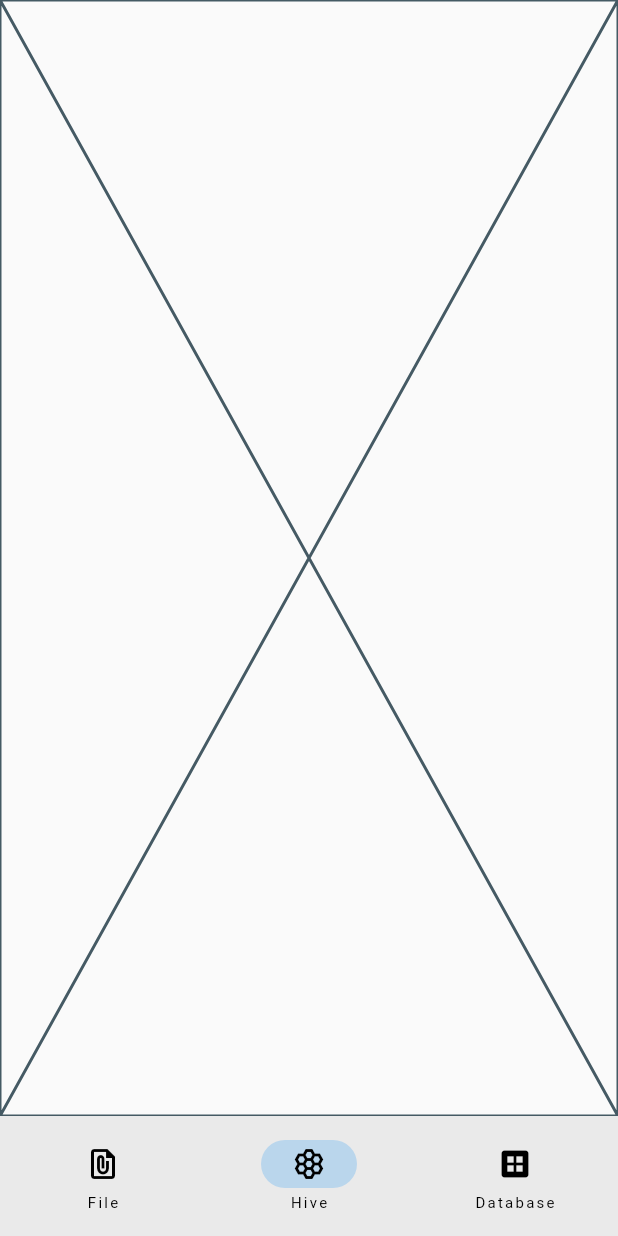
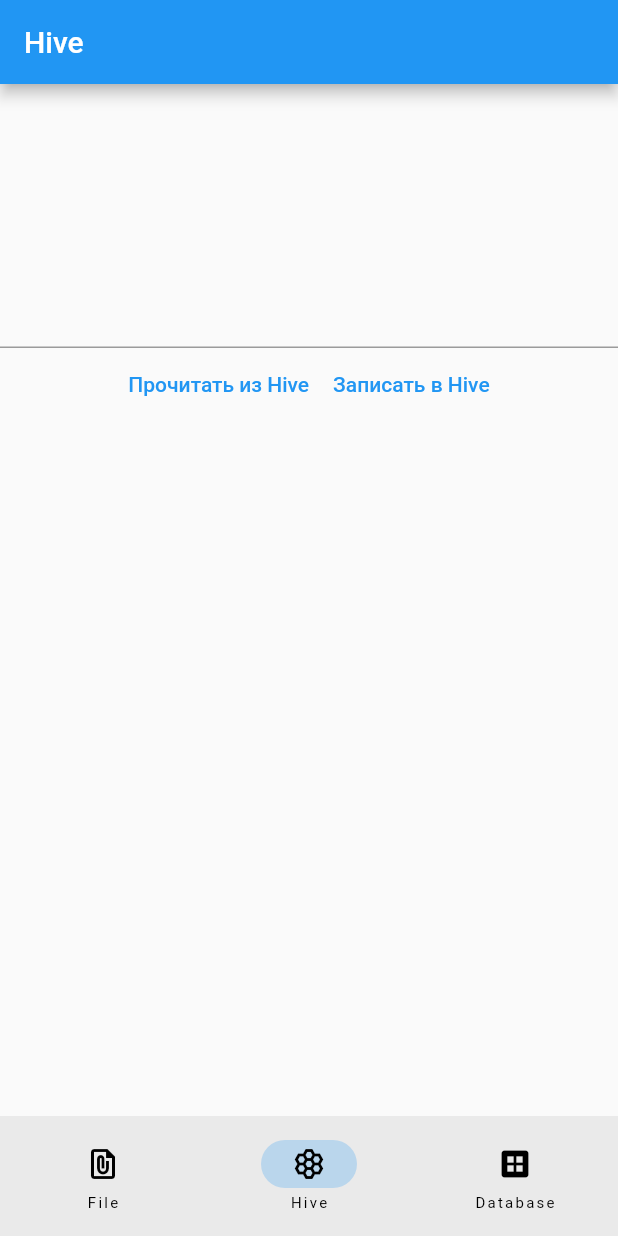
Before and after one commit to Bachar-official/flutter_education, a Flutter app: the screen it shows after launch, item 2 of the bottom bar chosen, on a phone screen of 412 x 824 dp. Run offline on Flutter 3.47's test engine with Material 2 defaults, Android fonts, the phone set to English and light mode, and no system bars; our stand-ins replace hive_flutter; accounts and stored records are empty.

Commit message:
hive works

```diff
--- a/lib/hive.dart
+++ b/lib/hive.dart
@@ -1,10 +1,63 @@
 import 'package:flutter/material.dart';
+import 'package:hive_flutter/hive_flutter.dart';
 
-class HiveExample extends StatelessWidget {
+class HiveExample extends StatefulWidget {
   const HiveExample({Key? key}) : super(key: key);
 
   @override
+  State<HiveExample> createState() => _HiveExampleState();
+}
+
+class _HiveExampleState extends State<HiveExample> {
+  String text = '';
+  Box settingsBox = Hive.box('settings');
+  final TextEditingController _controller = TextEditingController();
+
+  void _readSettings() {
+    text = settingsBox.get('text', defaultValue: '');
+    setState(() {});
+    _controller.text = text;
+  }
+
+  void _writeSettings() async {
+    await settingsBox.put('text', text);
+  }
+
+  void setText(String newText) {
+    text = newText;
+    setState(() {});
+  }
+
+  @override
   Widget build(BuildContext context) {
-    return const Placeholder();
+    return Scaffold(
+      appBar: AppBar(
+        title: const Text('Hive'),
+      ),
+      body: Center(
+        child: Column(
+          children: [
+            TextField(
+              controller: _controller,
+              onChanged: setText,
+              maxLines: 8,
+            ),
+            Row(
+              mainAxisAlignment: MainAxisAlignment.center,
+              children: [
+                TextButton(
+                  onPressed: _readSettings,
+                  child: const Text('Прочитать из Hive'),
+                ),
+                TextButton(
+                  onPressed: _writeSettings,
+                  child: const Text('Записать в Hive'),
+                ),
+              ],
+            ),
+          ],
+        ),
+      ),
+    );
   }
 }
--- a/lib/main.dart
+++ b/lib/main.dart
@@ -2,8 +2,11 @@ import 'package:flutter/material.dart';
 import 'package:flutter_education/database.dart';
 import 'package:flutter_education/file.dart';
 import 'package:flutter_education/hive.dart';
+import 'package:hive_flutter/hive_flutter.dart';
 
-void main() {
+void main() async {
+  await Hive.initFlutter();
+  Hive.openBox('settings');
   runApp(const MyApp());
 }
 
--- a/pubspec.yaml
+++ b/pubspec.yaml
@@ -37,6 +37,7 @@ dependencies:
   # Use with the CupertinoIcons class for iOS style icons.
   cupertino_icons: ^1.0.2
   path_provider: ^2.0.11
+  hive_flutter: ^1.1.0
 
 dev_dependencies:
   flutter_test:
```
